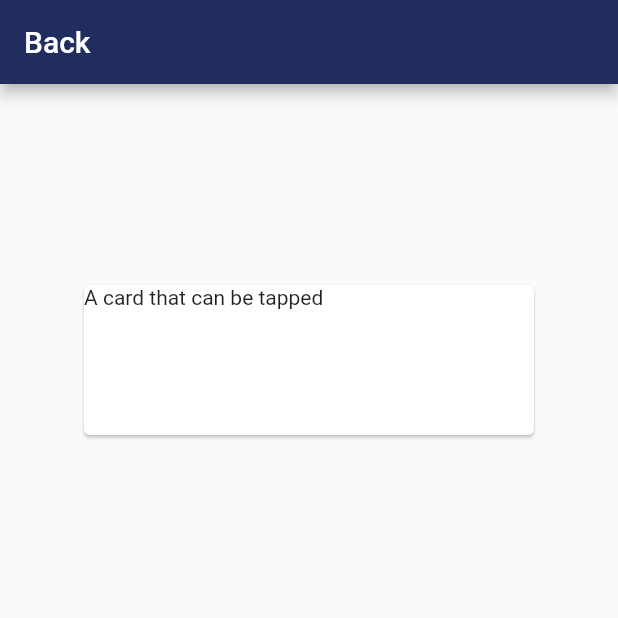
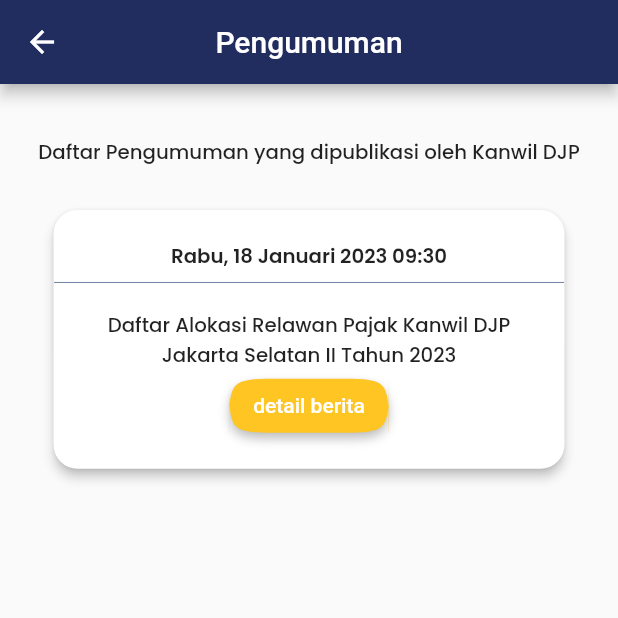
Before and after one commit to herdypad/renjaniapp, a Flutter app: the PengumumanViewView screen opened by its route, on a phone screen of 412 x 824 dp, the top half of it. Run offline on Flutter 3.47's test engine with Material 2 defaults, Android fonts, the phone set to English and light mode, and no system bars; our stand-ins replace carousel_slider, dio, flutter_screenutil, flutter_svg, flutter_widget_from_html_core, get and 4 more; accounts and stored records are empty; network calls fail.

Commit message:
add pengumuman view and pelatihan view

```diff
--- a/lib/app/modules/pengumuman_view/views/pengumuman_view.dart
+++ b/lib/app/modules/pengumuman_view/views/pengumuman_view.dart
@@ -1,7 +1,11 @@
 import 'package:flutter/cupertino.dart';
 import 'package:flutter/material.dart';
+import 'package:flutter_screenutil/flutter_screenutil.dart';
 
 import 'package:get/get.dart';
+import 'package:renjani/app/modules/pengumuman_view/views/detail_masjid_view.dart';
+import 'package:renjani/app/modules/pengumuman_view/views/pengumuman_detail.dart';
+import 'package:renjani/app/routes/app_pages.dart';
 import 'package:renjani/themes.dart';
 
 import '../controllers/pengumuman_view_controller.dart';
@@ -14,18 +18,9 @@ class PengumumanViewView extends GetView<PengumumanViewController> {
     final ScrollController _scrollController = ScrollController();
     return Scaffold(
       appBar: AppBar(
-        automaticallyImplyLeading: false,
-        title: Padding(
-          padding: const EdgeInsets.all(0),
-          child:
-              //tombol back
-              InkWell(
-                  onTap: () {
-                    Navigator.pop(context);
-                  },
-                  child: Text("Back")),
-        ),
         backgroundColor: primaryColor1,
+        centerTitle: true,
+        title: Text('Pengumuman'),
       ),
       body: SafeArea(
         child: Scrollbar(
@@ -34,21 +29,18 @@ class PengumumanViewView extends GetView<PengumumanViewController> {
             controller: _scrollController,
             child: Container(
               child: Column(children: [
-                SizedBox(height: 50),
-                //isi data presensi
                 Padding(
-                  padding: const EdgeInsets.fromLTRB(20, 20, 20, 0),
+                  padding: EdgeInsets.fromLTRB(10, 10, 10, 10),
                   child: Column(
                     children: [
-                      SizedBox(
-                        height: 20,
-                      ),
-                      SizedBox(
-                        height: 20,
-                      ),
-                      //data presensi
-                      SizedBox(
-                        height: 20,
+                      Container(
+                        padding: EdgeInsets.fromLTRB(15, 25, 15, 25),
+                        child: Center(
+                          child: Text(
+                              'Daftar Pengumuman yang dipublikasi oleh Kanwil DJP',
+                              style: mediumText12,
+                              textAlign: TextAlign.center),
+                        ),
                       ),
                       Center(
                         child: Card(
@@ -57,20 +49,81 @@ class PengumumanViewView extends GetView<PengumumanViewController> {
                           // This comes with a small performance cost, and you should not set [clipBehavior]
                           // unless you need it.
                           clipBehavior: Clip.hardEdge,
+                          shape: RoundedRectangleBorder(
+                              borderRadius:
+                                  BorderRadius.circular(kBorderRadius)),
+                          elevation: 3,
                           child: InkWell(
-                            splashColor: Colors.blue.withAlpha(30),
+                            splashColor: primaryColor2,
                             onTap: () {
-                              debugPrint('Card tapped.');
+                              {
+                                Navigator.of(context).push(MaterialPageRoute(
+                                    builder: (context) => PengumumanDetail(
+                                          urlpdf: 'renjani.pdf',
+                                          isi:
+                                              'Dalam rangka meningkatkan kesadaran pajak generasi muda sekaligus memperingati Hari Kemerdekaan Republik Indonesia ke-77, Direktorat Jenderal Pajak mengadakan kegiatan Lomba Tutur Pajak 2022: Story Telling dengan tema “Muda Berkreasi Membangun Negeri” yang merupakan salah satu rangkaian kegiatan Pajak Bertutur 2022. Kegiatan ini terdiri dari tiga kategori yaitu kategori sekolah dasar (SD) dan sederajat, kategori sekolah menengah pertama (SMP) dan sederajat, dan kategori sekolah menengah atas (SMA) dan sederajat yang dapat diikuti oleh seluruh siswa se-Indonesia. Kegiatan ini merupakan bagian dari program Inklusi Kesadaran Pajak yang merupakan bagian dari sasaran strategis pengembangan layanan edukasi yang tertuang dalam Keputusan Direktur Jenderal Pajak Nomor KEP-389/PJ/2020 tentang Rencana Strategis Direktorat Jenderal Pajak Tahun 2020—2024 dan Keputusan Direktur Jenderal Pajak Nomor KEP- 62/PJ/PJ.09/2020 tentang Rencana Strategis Direktorat Penyuluhan, Pelayanan, dan Hubungan Masyarakat Tahun 2020—2024.',
+                                          judul:
+                                              'Daftar Alokasi Relawan Pajak Kanwil DJP Jakarta Selatan II Tahun 2023',
+                                        )));
+                              }
                             },
-                            child: const SizedBox(
-                              width: 300,
-                              height: 100,
-                              child: Text('A card that can be tapped'),
+                            child: Container(
+                              //padding: EdgeInsets.all(12.0),
+                              height: 170.h,
+                              width: 310.w,
+                              child: Column(
+                                children: [
+                                  SizedBox(
+                                    height: 20.h,
+                                  ),
+                                  Padding(
+                                    padding: const EdgeInsets.symmetric(
+                                        horizontal: 20),
+                                    child: Center(
+                                      child: Text(
+                                        'Rabu, 18 Januari 2023 09:30',
+                                        style: semiBoldText12,
+                                      ),
+                                    ),
+                                  ),
+                                  Divider(
+                                    color: primaryColor3,
+                                  ),
+                                  SizedBox(
+                                    height: 10.h,
+                                  ),
+                                  Padding(
+                                    padding: const EdgeInsets.symmetric(
+                                        horizontal: 30),
+                                    child: Center(
+                                      child: Text(
+                                          'Daftar Alokasi Relawan Pajak Kanwil DJP Jakarta Selatan II Tahun 2023',
+                                          style: mediumText12,
+                                          textAlign: TextAlign.center),
+                                    ),
+                                  ),
+                                  ElevatedButton(
+                                    style: ElevatedButton.styleFrom(
+                                      backgroundColor: primaryColor2,
+                                      shape: ContinuousRectangleBorder(
+                                        borderRadius:
+                                            BorderRadius.circular(64.0),
+                                      ),
+                                    ),
+                                    onPressed: () {
+                                      Navigator.of(context).push(
+                                          MaterialPageRoute(
+                                              builder: (context) =>
+                                                  DetailMasjidView()));
+                                    },
+                                    child: Text("detail berita"),
+                                  ),
+                                ],
+                              ),
                             ),
                           ),
                         ),
-                      )
-                      //card pengumuman
+                      ),
                     ],
                   ),
                 ),
--- a/lib/app/routes/app_routes.dart
+++ b/lib/app/routes/app_routes.dart
@@ -10,6 +10,7 @@ abstract class Routes {
   static const API_LOG = _Paths.API_LOG;
   static const LOGIN = _Paths.LOGIN;
   static const PENGUMUMAN_VIEW = _Paths.PENGUMUMAN_VIEW;
+  static const PELATIHAN = _Paths.PELATIHAN;
 }
 
 abstract class _Paths {
@@ -21,4 +22,5 @@ abstract class _Paths {
   static const API_LOG = '/api-log';
   static const LOGIN = '/login';
   static const PENGUMUMAN_VIEW = '/pengumuman-view';
+  static const PELATIHAN = '/pelatihan';
 }
--- a/lib/main.dart
+++ b/lib/main.dart
@@ -15,7 +15,7 @@ void main() async {
       designSize: const Size(375, 812),
       builder: (context, child) {
         return GetMaterialApp(
-          title: "Renjani Mobile",
+          title: "Renjani",
           initialBinding: InitialBindings(),
           initialRoute: AppPages.INITIAL,
           getPages: AppPages.routes,
--- a/lib/themes.dart
+++ b/lib/themes.dart
@@ -6,6 +6,7 @@ Color primaryColor1 = Color(0xFF212C5F);
 Color primaryColor2 = Color(0xFFFFC523);
 Color primaryColor3 = Color(0xFF7281A1);
 Color primaryColor4 = Color(0xFFFC4C4C4);
+Color primaryColor5 = Color(0xFFD1E4F9);
 
 Color kBg = Color(0xFFF1F6F9);
 Color kWhite = Color(0xFFFFFFFF);
--- a/pubspec.yaml
+++ b/pubspec.yaml
@@ -21,6 +21,7 @@ dependencies:
   flutter:
     sdk: flutter
   flutter_svg: ^2.0.7
+  flutter_widget_from_html_core: ^0.10.1
 
 dev_dependencies:
   flutter_lints: ^2.0.0
```
Also changed, not shown: lib/app/modules/home/componet/navbar.dart (+14 -3 lines), lib/app/modules/login/views/login_view.dart (+5 -4 lines), lib/app/modules/pelatihan/bindings/pelatihan_binding.dart (added, +12 -0 lines), lib/app/modules/pelatihan/controllers/pelatihan_controller.dart (added, +23 -0 lines), lib/app/modules/pelatihan/views/pelatihan_view.dart (added, +171 -0 lines), lib/app/modules/pengumuman_view/views/detail_masjid_view.dart (added, +244 -0 lines), lib/app/modules/pengumuman_view/views/pengumuman_detail.dart (added, +110 -0 lines), lib/app/routes/app_pages.dart (+7 -0 lines), assets/images/tes1.jpg (added), pubspec.lock.
